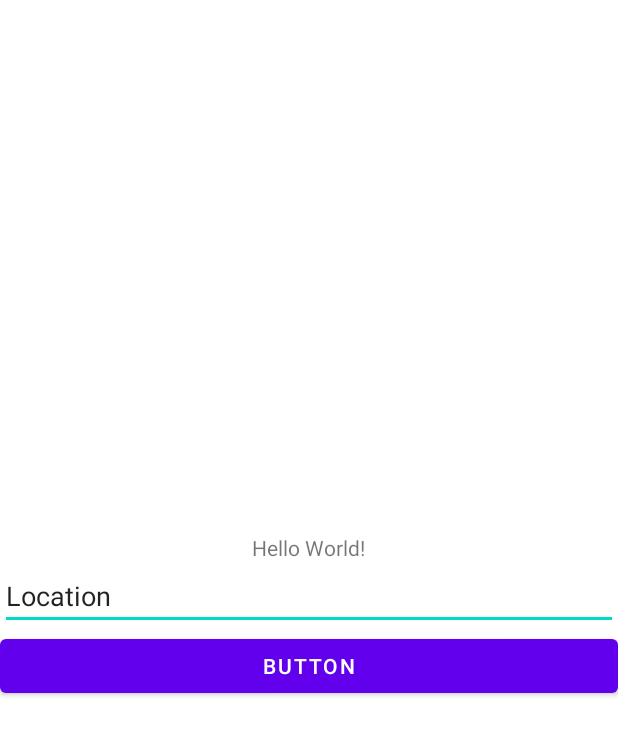
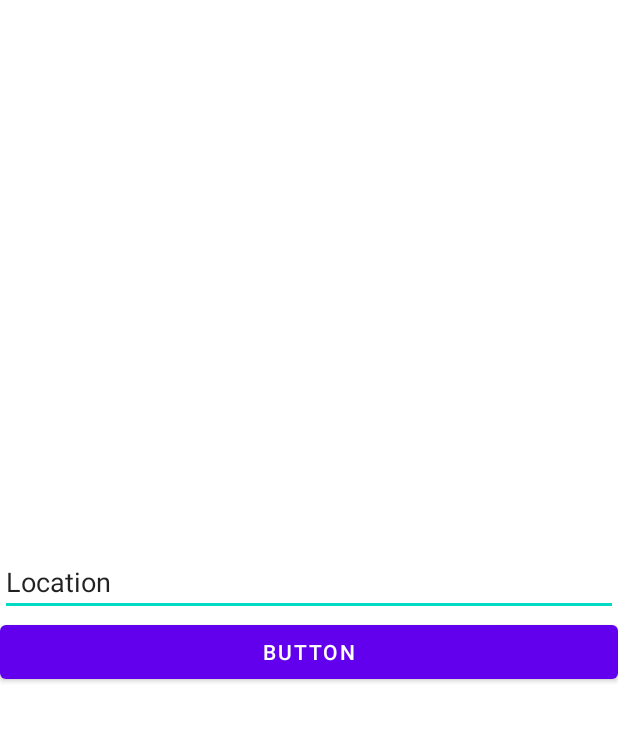
Before and after one commit to max1234567898/Modul335_Project, an Android app: the MainActivity screen opened directly, with no data from a screen before it, on a phone screen of 412 x 824 dp. Shown: the top 735 px of the screen. Run offline under Robolectric (Android 15) with nearby library versions, the phone set to English and light mode, and no system bars.

Commit message:
fix: refactored Main Activity and View

```diff
--- a/app/src/main/java/ch/digitecgalaxus/modul_335_projekt/MainActivity.java
+++ b/app/src/main/java/ch/digitecgalaxus/modul_335_projekt/MainActivity.java
@@ -1,48 +1,20 @@
 package ch.digitecgalaxus.modul_335_projekt;
 
 import androidx.appcompat.app.AppCompatActivity;
-
-import android.content.ComponentName;
-import android.content.Context;
 import android.content.Intent;
-import android.content.ServiceConnection;
 import android.os.Bundle;
-import android.os.IBinder;
 import android.view.View;
 import android.widget.EditText;
-
-import java.io.IOException;
-import java.util.List;
-
-import ch.digitecgalaxus.modul_335_projekt.Service.ApiService;
-import okhttp3.OkHttpClient;
-import okhttp3.Request;
-import okhttp3.Response;
 
 public class MainActivity extends AppCompatActivity {
 
     EditText input = null;
-    private ApiService apiService;
-    private boolean serviceBound;
-
-    private List<Double> latitudeAndLongitude;
-
-    private double latitude;
-
-    private double longitude;
-    OkHttpClient client = new OkHttpClient();
-
-    private String url;
 
     @Override
     protected void onCreate(Bundle savedInstanceState) {
         super.onCreate(savedInstanceState);
         setContentView(R.layout.activity_main);
         input = findViewById(R.id.input);
-
-
-//        Intent connIntent = new Intent(this, ApiService.class);
-//        bindService(connIntent, connection, Context.BIND_AUTO_CREATE);
     }
 
     public void switchView(View view) {
@@ -51,31 +23,4 @@ public class MainActivity extends AppCompatActivity {
         intent.putExtra("input", input.getText().toString());
         startActivity(intent);
     }
-
-//    @Override
-//    protected void onStart() {
-//        super.onStart();
-//    }
-//    @Override
-//    protected void onStop() {
-//        super.onStop();
-//        unbindService(connection);
-//        serviceBound = false;
-//    }
-//    /** Defines callbacks for service binding, passed to bindService() */
-//    private ServiceConnection connection = new ServiceConnection() {
-//        @Override
-//        public void onServiceConnected(ComponentName className,
-//                                       IBinder service) {
-//            // We've bound to LocalService, cast the IBinder and get LocalService instance
-//            ApiService.LocalBinder binder = (ApiService.LocalBinder) service;
-//            apiService = binder.getService();
-//            serviceBound = true;
-//        }
-//
-//        @Override
-//        public void onServiceDisconnected(ComponentName arg0) {
-//            serviceBound = false;
-//        }
-//    };
 }
--- a/app/src/main/res/layout/activity_main.xml
+++ b/app/src/main/res/layout/activity_main.xml
@@ -18,11 +18,6 @@
             android:gravity="center"
             android:orientation="vertical">
 
-            <TextView
-                android:layout_width="wrap_content"
-                android:layout_height="wrap_content"
-                android:text="Hello World!" />
-
             <EditText
                 android:id="@+id/input"
                 android:layout_width="match_parent"
```
